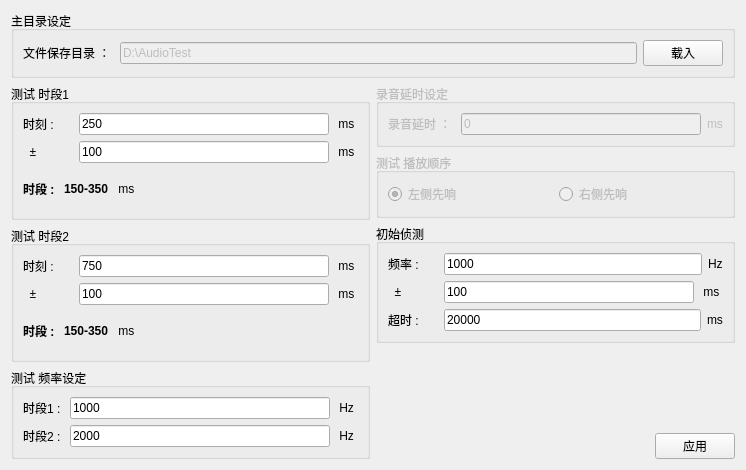
Qt form Setup4AutoTest.ui (YeeeeRQ/SpeakerTest) before a commit.
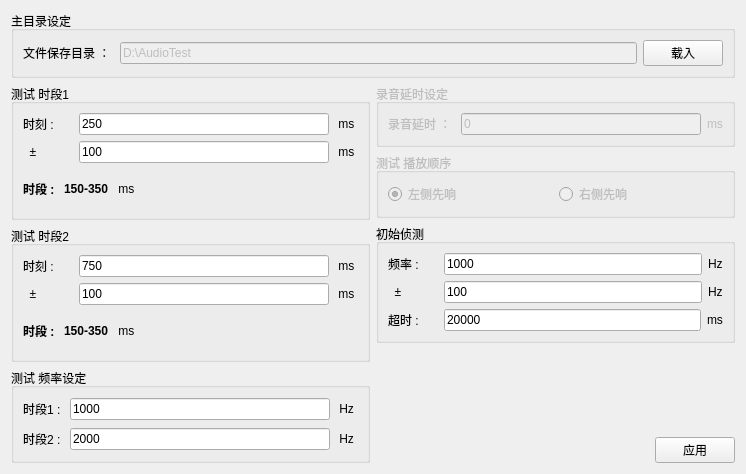
The same form after that commit.

Diff of the .ui file:
```diff
--- a/Setup4AutoTest.ui
+++ b/Setup4AutoTest.ui
@@ -7,7 +7,7 @@
     <x>0</x>
     <y>0</y>
     <width>746</width>
-    <height>467</height>
+    <height>474</height>
    </rect>
   </property>
   <property name="windowTitle">
@@ -570,7 +570,7 @@
                 <item>
                  <widget class="QLabel" name="label_25">
                   <property name="text">
-                   <string> ms </string>
+                   <string>Hz</string>
                   </property>
                  </widget>
                 </item>
```
